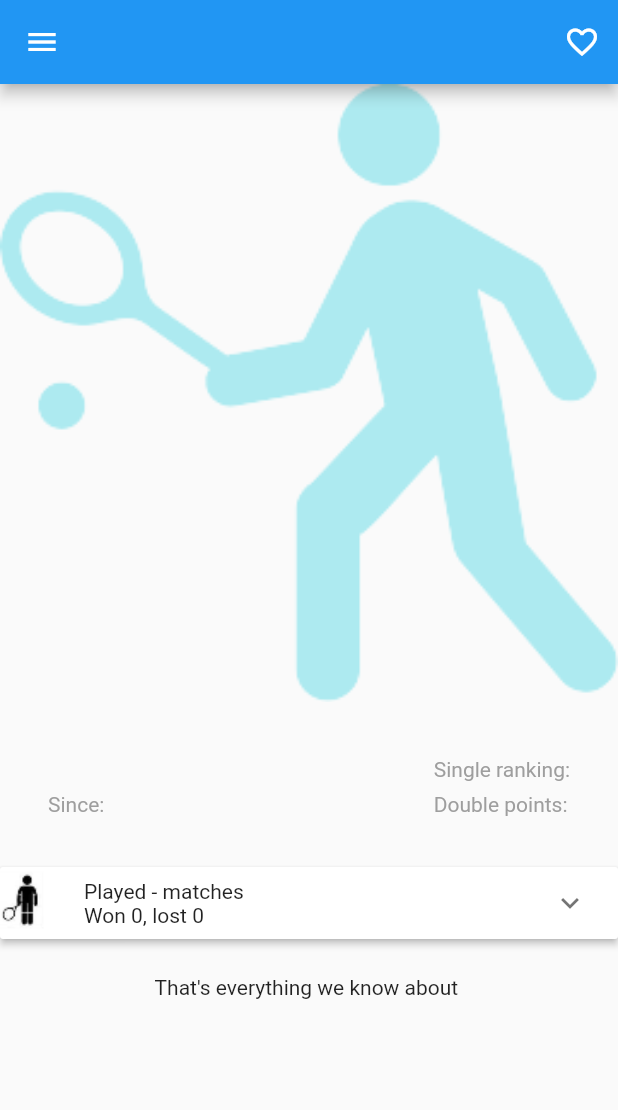
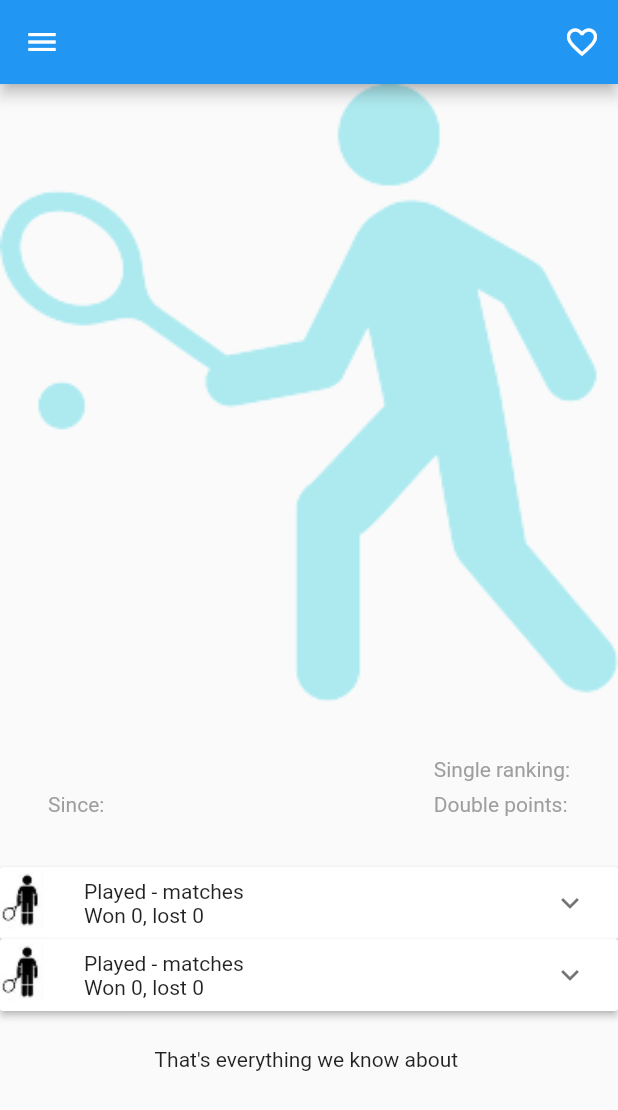
Before and after one commit to andreiboyanov/soumarin, a Flutter app: the PlayerDetails screen opened directly with empty values, in the side drawer, after a tap on the "favorite outline" icon, on a phone screen of 412 x 824 dp. Shown: the top 1110 px of the screen. Run offline on Flutter 3.47's test engine with Material 2 defaults, Android fonts, the phone set to English and light mode, and no system bars; our stand-ins replace sembast; missing offline and left inert: validator; network calls fail; project files that could hold a hidden picture were left out.

Commit message:
Interclub single mathces in separate list

```diff
--- a/lib/player_details.dart
+++ b/lib/player_details.dart
@@ -15,6 +15,7 @@ class PlayerDetails extends StatefulWidget {
   final playersRegister = new PlayersRegister();
   final matchesRegister = new MatchesRegister();
   final singleMatches = new ExpansionPanelMatchList();
+  final singleInterclubMatches = new ExpansionPanelMatchList();
 
   PlayerDetails(this.player);
 
@@ -110,7 +111,7 @@ class _PlayerDetailsState extends State<PlayerDetails> {
       ),
     );
 
-    final matchesExpansionPanelList = new Container(
+    final singleMatchesList = new Container(
       child: new ExpansionPanelList(
         expansionCallback: (int index, bool isExpanded) {
           setState(() {
@@ -119,6 +120,19 @@ class _PlayerDetailsState extends State<PlayerDetails> {
         },
         children: <ExpansionPanel>[
           widget.singleMatches.build(widget.player.singleMatches[thisYear]),
+        ],
+      ),
+    );
+    final singleInterclubMatchesList = new Container(
+      child: new ExpansionPanelList(
+        expansionCallback: (int index, bool isExpanded) {
+          setState(() {
+            widget.singleInterclubMatches.isExpanded = !isExpanded;
+          });
+        },
+        children: <ExpansionPanel>[
+          widget.singleInterclubMatches
+              .build(widget.player.singleInterclubMatches[thisYear]),
         ],
       ),
     );
@@ -150,7 +164,8 @@ class _PlayerDetailsState extends State<PlayerDetails> {
             gaplessPlayback: true,
           ),
           mainInfoPanel,
-          matchesExpansionPanelList,
+          singleMatchesList,
+          singleInterclubMatchesList,
           new Container(
             padding: EdgeInsets.all(24.0),
             child: new Center(
--- a/lib/services/aft.dart
+++ b/lib/services/aft.dart
@@ -43,6 +43,7 @@ Future<Map<String, Object>> aftGetPlayerDetails(String playerId) async {
     playerData["single matches"].add(_parseSingleMatch(infoElements));
   }
 
+  playerData["single interclub matches"] = [];
   final interclubsDataUrl = soup
       .findAll("a", attributes: {'data-target': '#tabPlayerInterclubs'})[0]
       .getAttribute("data-url");
@@ -55,7 +56,7 @@ Future<Map<String, Object>> aftGetPlayerDetails(String playerId) async {
       .findAll("dl");
   for (final matchElement in singleMatchesInterclubs) {
     final infoElements = matchElement.findAll("dd");
-    playerData["single matches"].add(_parseSingleMatch(infoElements));
+    playerData["single interclub matches"].add(_parseSingleMatch(infoElements));
   }
   return playerData;
 }
--- a/lib/services/players.dart
+++ b/lib/services/players.dart
@@ -49,6 +49,18 @@ class PlayersRegister {
     player.affiliateFrom = playerData["first affiliation"];
     player.singleMatches[currentYear] = new List<TennisMatch>();
     for (final matchData in playerData["single matches"]) {
+      final match = _parseMatchData(matchData, player);
+      player.singleMatches[currentYear].add(match);
+    }
+    player.singleInterclubMatches[currentYear] = new List<TennisMatch>();
+    for (final matchData in playerData["single interclub matches"]) {
+      final match = _parseMatchData(matchData, player);
+      player.singleInterclubMatches[currentYear].add(match);
+    }
+    return player;
+  }
+
+  TennisMatch _parseMatchData(matchData, Player player) {
     final nameComponents = Player.parseName(matchData["opponent name"]);
     final opponent = new Player(
       id: matchData["opponent id"],
@@ -69,9 +81,7 @@ class PlayersRegister {
           ? TennisMatchWinner.first
           : TennisMatchWinner.second,
     );
-      player.singleMatches[currentYear].add(match);
-    }
-    return player;
+    return match;
   }
 
   Future deletePlayer(Player player) async {
--- a/lib/types/player.dart
+++ b/lib/types/player.dart
@@ -13,6 +13,8 @@ class Player {
   bool isFavorited = false;
   final singleMatches = Map<int, List<TennisMatch>>();
   final doubleMatches = Map<int, List<TennisMatch>>();
+  final singleInterclubMatches = Map<int, List<TennisMatch>>();
+  final doubleInterclubMatches = Map<int, List<TennisMatch>>();
 
   Player({
     this.id = "",
```
Lines whose indentation alone changed are shown as unchanged.
